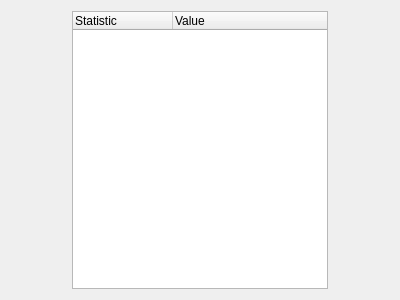
Above: yatel/gui/uis/StatsFrame.ui from leliel12/yatel before the change. Below: the same form after it.
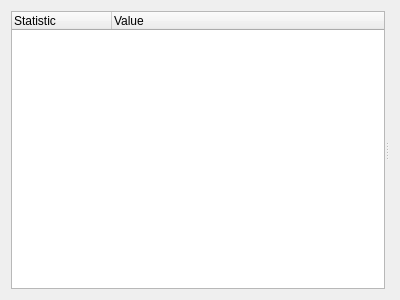
That is the form after the change.

```diff
--- a/yatel/gui/uis/StatsFrame.ui
+++ b/yatel/gui/uis/StatsFrame.ui
@@ -19,11 +19,30 @@
   <property name="frameShadow">
    <enum>QFrame::Raised</enum>
   </property>
-  <layout class="QHBoxLayout" name="horizontalLayout">
+  <layout class="QVBoxLayout" name="verticalLayout_3">
+   <item>
+    <widget class="QSplitter" name="splitter">
+     <property name="orientation">
+      <enum>Qt::Horizontal</enum>
+     </property>
+     <widget class="QFrame" name="frame">
+      <property name="frameShape">
+       <enum>QFrame::NoFrame</enum>
+      </property>
+      <property name="frameShadow">
+       <enum>QFrame::Raised</enum>
+      </property>
+      <layout class="QHBoxLayout" name="horizontalLayout_2">
+       <property name="spacing">
+        <number>0</number>
+       </property>
+       <property name="margin">
+        <number>0</number>
+       </property>
    <item>
     <widget class="QTreeWidget" name="statsTreeWidget">
      <property name="sizePolicy">
-      <sizepolicy hsizetype="Maximum" vsizetype="Expanding">
+          <sizepolicy hsizetype="Minimum" vsizetype="Expanding">
        <horstretch>0</horstretch>
        <verstretch>0</verstretch>
       </sizepolicy>
@@ -40,8 +59,28 @@
      </column>
     </widget>
    </item>
+      </layout>
+     </widget>
+     <widget class="QFrame" name="frame_2">
+      <property name="frameShape">
+       <enum>QFrame::NoFrame</enum>
+      </property>
+      <property name="frameShadow">
+       <enum>QFrame::Raised</enum>
+      </property>
+      <layout class="QVBoxLayout" name="verticalLayout_2">
+       <property name="spacing">
+        <number>0</number>
+       </property>
+       <property name="margin">
+        <number>0</number>
+       </property>
    <item>
     <layout class="QVBoxLayout" name="plotLayout"/>
+       </item>
+      </layout>
+     </widget>
+    </widget>
    </item>
   </layout>
  </widget>
```
Lines whose indentation alone changed are shown as unchanged.
